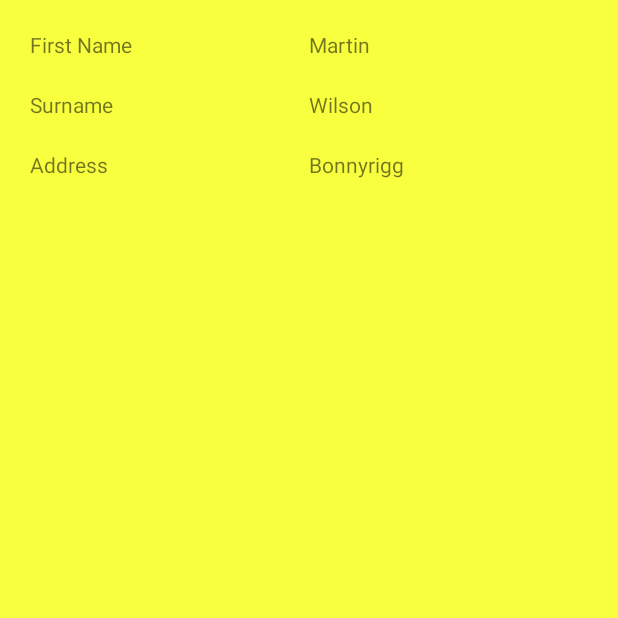
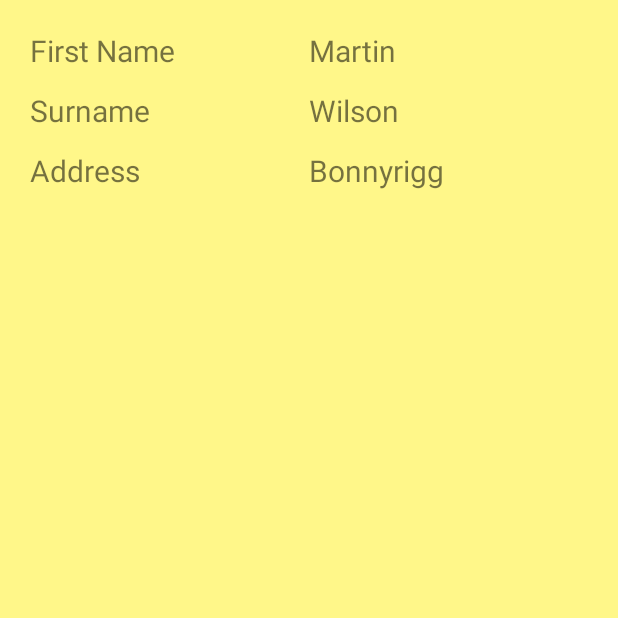
Before and after one commit to martin-the-human/PersonalEnergyTrainer, an Android app: the UserProfile screen opened directly, with no data from a screen before it, on a phone screen of 412 x 824 dp, the top half of it. Run offline under Robolectric (Android 15) with nearby library versions, the phone set to English and light mode, and no system bars.

Commit message:
increased text size

```diff
--- a/app/src/main/res/layout/activity_login_screen.xml
+++ b/app/src/main/res/layout/activity_login_screen.xml
@@ -15,7 +15,8 @@
             android:layout_height="wrap_content"
             android:text="@string/enterDetails"
             android:layout_centerHorizontal="true"
-            android:layout_above="@id/editTextLoginEmail"/>
+            android:layout_above="@id/editTextLoginEmail"
+            android:textSize="20sp"/>
 
         <EditText
             android:id="@+id/editTextLoginEmail"
--- a/app/src/main/res/layout/activity_user_profile.xml
+++ b/app/src/main/res/layout/activity_user_profile.xml
@@ -18,18 +18,21 @@
             android:weightSum="2"
             android:paddingLeft="20dp"
             android:paddingRight="20dp">
+
             <TextView
                 android:id="@+id/txtFirstNameDescription"
                 android:layout_width="0dp"
                 android:layout_height="match_parent"
                 android:layout_weight="1"
-                android:text="First Name"/>
+                android:text="First Name"
+                android:textSize="20sp"/>
             <TextView
                 android:id="@+id/txtFirstNameUser"
                 android:layout_width="0dp"
                 android:layout_height="match_parent"
                 android:layout_weight="1"
-                android:text="Martin"/>
+                android:text="Martin"
+                android:textSize="20sp"/>
         </LinearLayout>
         <LinearLayout
             android:id="@+id/linLaySurname"
@@ -44,13 +47,15 @@
                 android:layout_width="0dp"
                 android:layout_height="match_parent"
                 android:layout_weight="1"
-                android:text="Surname"/>
+                android:text="Surname"
+                android:textSize="20sp"/>
             <TextView
                 android:id="@+id/txtSurnameUser"
                 android:layout_width="0dp"
                 android:layout_height="match_parent"
                 android:layout_weight="1"
-                android:text="Wilson"/>
+                android:text="Wilson"
+                android:textSize="20sp"/>
         </LinearLayout>
         <LinearLayout
             android:id="@+id/linLayAddress"
@@ -65,13 +70,15 @@
                 android:layout_width="0dp"
                 android:layout_height="match_parent"
                 android:layout_weight="1"
-                android:text="@string/address"/>
+                android:text="@string/address"
+                android:textSize="20sp"/>
             <TextView
                 android:id="@+id/txtAddressUser"
                 android:layout_width="0dp"
                 android:layout_height="match_parent"
                 android:layout_weight="1"
-                android:text="Bonnyrigg"/>
+                android:text="Bonnyrigg"
+                android:textSize="20sp"/>
         </LinearLayout>
     </RelativeLayout>
 
--- a/app/src/main/res/values/colors.xml
+++ b/app/src/main/res/values/colors.xml
@@ -3,5 +3,5 @@
     <color name="colorPrimary">#FFF719</color>
     <color name="colorPrimaryDark">#303F9F</color>
     <color name="colorAccent">#303F9F</color>
-    <color name="colorBackground">#F8FF3F</color>
+    <color name="colorBackground">#fff789</color>
 </resources>
```
